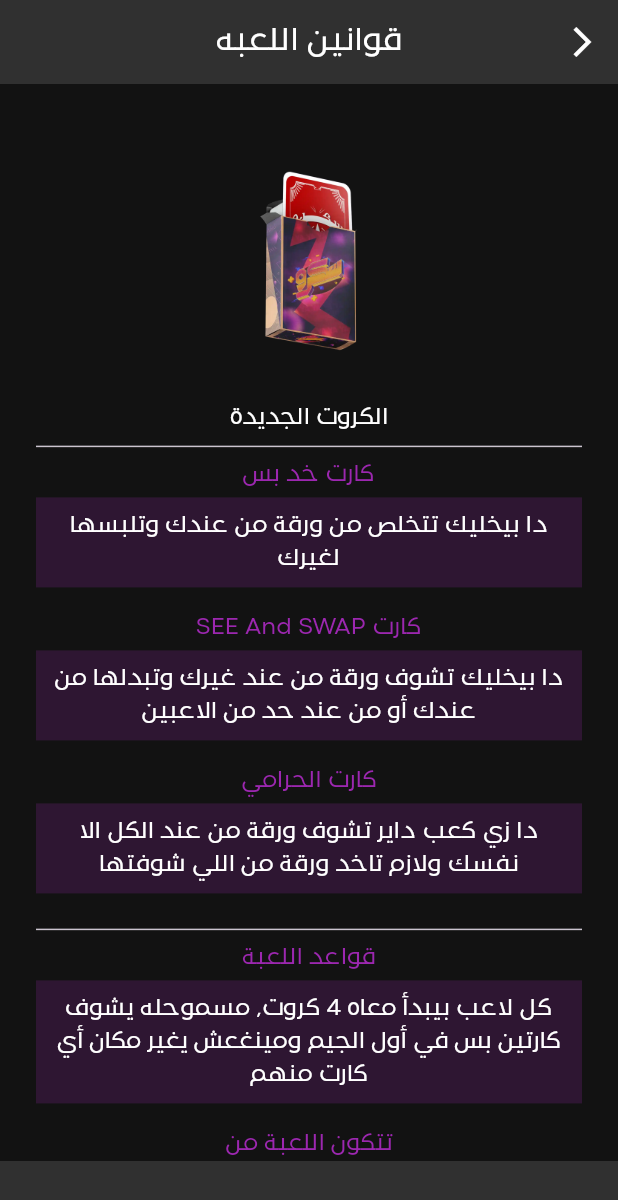
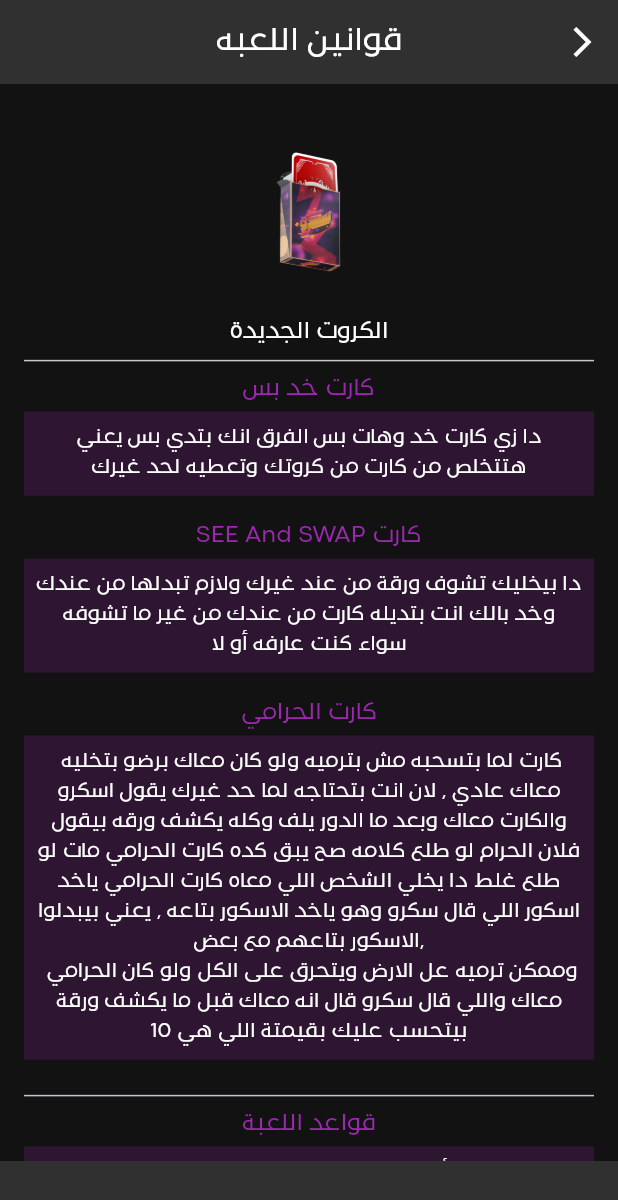
Before and after one commit to mohamedmagdy97/screw, a Flutter app: the screen it shows after launch, in the side drawer, after a tap on "التالي", on a phone screen of 412 x 824 dp. Shown: the top 1200 px of the screen. Run offline on Flutter 3.47's test engine with Material 3 defaults, Android fonts, the phone set to English and light mode, and no system bars; drawn by our look-alikes of google_mobile_ads; our stand-ins replace equatable, flutter_bloc, flutter_screenutil, shared_preferences; network calls fail.

Commit message:
edits with adding new ads

```diff
--- a/lib/screens/dashboard/dashboard_data.dart
+++ b/lib/screens/dashboard/dashboard_data.dart
@@ -9,6 +9,7 @@ import 'package:screw_calc/components/custom_button.dart';
 import 'package:screw_calc/components/custom_text.dart';
 import 'package:screw_calc/components/text_filed_custom.dart';
 import 'package:screw_calc/cubits/generic_cubit/generic_cubit.dart';
+import 'package:screw_calc/helpers/ad_manager.dart';
 import 'package:screw_calc/models/game_model.dart';
 import 'package:screw_calc/models/player_model.dart';
 import 'package:screw_calc/utility/app_theme.dart';
@@ -354,7 +355,9 @@ class DashboardData {
       listGames.add(GameModel(game: listPlayers));
       addGameToDB();
       Utilities().customSnackBarTerms(context, txt: "تم حفظ الجولة");
+      AdManager().loadRewardedInterstitialAd();
       Navigator.pop(context);
+      // AdManager().loadInterstitialAd();
     } else {
       Utilities().customSnackBarTerms(context,
           txt: "لحفظ النتائج يجب ادخال جميع الجولات");
--- a/lib/screens/home/home_data.dart
+++ b/lib/screens/home/home_data.dart
@@ -68,7 +68,7 @@ class HomeData {
 
     players.removeWhere((e) => e.name!.isEmpty);
 
-    bool res = await Navigator.push(context,
+   /* bool res = */await Navigator.push(context,
         MaterialPageRoute(builder: (_) => Dashboard(players: players)));
     players.clear();
 
--- a/lib/screens/home/widgets/drawer_widget.dart
+++ b/lib/screens/home/widgets/drawer_widget.dart
@@ -88,7 +88,7 @@ class DrawerWidget extends StatelessWidget {
                 // ),
                 const Spacer(),
                 const CustomText(
-                  text: "version 1.0.4",
+                  text: "version 1.0.5",
                   fontSize: 16,
                 ),
               ],
--- a/lib/screens/rules/rules_screen.dart
+++ b/lib/screens/rules/rules_screen.dart
@@ -58,37 +58,39 @@ class _RulesScreenState extends State<RulesScreen> {
             )
           : null,
       body: ListView(
-        padding: const EdgeInsets.all(24),
+        padding: const EdgeInsets.all(16),
         children: [
           Padding(
-            padding: const EdgeInsets.symmetric(vertical: 32.0),
-            child: Image.asset("assets/icons/icon.png", height: 0.15.sh),
+            padding: const EdgeInsets.symmetric(vertical: 28.0),
+            child: Image.asset("assets/icons/icon.png", height: 0.10.sh),
           ),
           CustomText(text: "الكروت الجديدة", fontSize: 16.sp),
           const Divider(),
           const TitleWithValue(
             title: "كارت خد بس",
             highlight: true,
-            value: "دا بيخليك تتخلص من ورقة من عندك وتلبسها لغيرك",
+            value:
+                "دا زي كارت خد وهات بس الفرق انك بتدي بس يعني هتتخلص من كارت من كروتك وتعطيه لحد غيرك",
           ),
           const TitleWithValue(
             title: "SEE And SWAP كارت",
             highlight: true,
             value:
-                "دا بيخليك تشوف ورقة من عند غيرك وتبدلها من عندك أو من عند حد من الاعبين",
+                "دا بيخليك تشوف ورقة من عند غيرك ولازم تبدلها من عندك وخد بالك انت بتديله كارت من عندك من غير ما تشوفه سواء كنت عارفه أو لا",
+            // "دا بيخليك تشوف ورقة من عند غيرك ولازم تبدلها من عندك أو من عند حد من الاعبين",
           ),
           const TitleWithValue(
             title: "كارت الحرامي",
             highlight: true,
             value:
-                "دا زي كعب داير تشوف ورقة من عند الكل الا نفسك ولازم تاخد ورقة من اللي شوفتها",
+                " كارت لما بتسحبه مش بترميه ولو كان معاك برضو بتخليه معاك عادي , لان انت بتحتاجه لما حد غيرك يقول اسكرو والكارت معاك وبعد ما الدور يلف وكله يكشف ورقه بيقول فلان الحرام لو طلع كلامه صح يبق كده كارت الحرامي مات لو طلع غلط دا يخلي الشخص اللي معاه كارت الحرامي ياخد اسكور اللي قال سكرو وهو ياخد الاسكور بتاعه , يعني بيبدلوا الاسكور بتاعهم مع بعض,  \n وممكن ترميه عل الارض ويتحرق على الكل ولو كان الحرامي معاك واللي قال سكرو قال انه معاك قبل ما يكشف ورقة بيتحسب عليك بقيمتة اللي هي 10",
           ),
           const Divider(),
           const TitleWithValue(
             title: "قواعد اللعبة",
             highlight: true,
             value:
-                "كل لاعب بيبدأ معاه 4 كروت, مسموحله يشوف كارتين بس في أول الجيم ومينغعش يغير مكان أي كارت منهم",
+                " كل لاعب بيبدأ معاه 4 كروت, مسموحله يشوف كارتين بس في أول الجيم ومينغعش يغير مكان أي كارت منهم",
           ),
           const TitleWithValue(
             title: "تتكون اللعبة من",
--- a/lib/screens/rules/widgets/title_with_value.dart
+++ b/lib/screens/rules/widgets/title_with_value.dart
@@ -32,7 +32,7 @@ class TitleWithValue extends StatelessWidget {
             color: highlight! ? AppColors.mainColor.withOpacity(0.2) : null,
             child: CustomText(
                 text: value,
-                fontSize: isSmaller! ? 12 : 16,
+                fontSize: isSmaller! ? 12 : 14,
                 textAlign: isSmaller! ? TextAlign.end : TextAlign.center)),
         SizedBox(height: highlight! ? 16 : 8),
       ],
--- a/pubspec.yaml
+++ b/pubspec.yaml
@@ -16,7 +16,7 @@ publish_to: 'none' # Remove this line if you wish to publish to pub.dev
 # https://developer.apple.com/library/archive/documentation/General/Reference/InfoPlistKeyReference/Articles/CoreFoundationKeys.html
 # In Windows, build-name is used as the major, minor, and patch parts
 # of the product and file versions while build-number is used as the build suffix.
-version: 1.0.4+5
+version: 1.0.5+6
 
 environment:
   sdk: '>=3.1.0 <4.0.0'
```
Also changed, not shown: lib/helpers/ad_manager.dart (added, +199 -0 lines), lib/screens/dashboard/dashboard.dart (+10 -1 lines), pubspec.lock.
